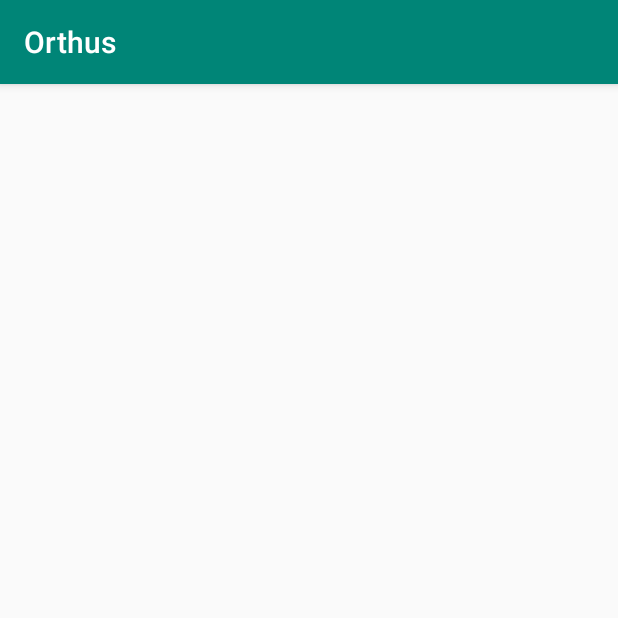
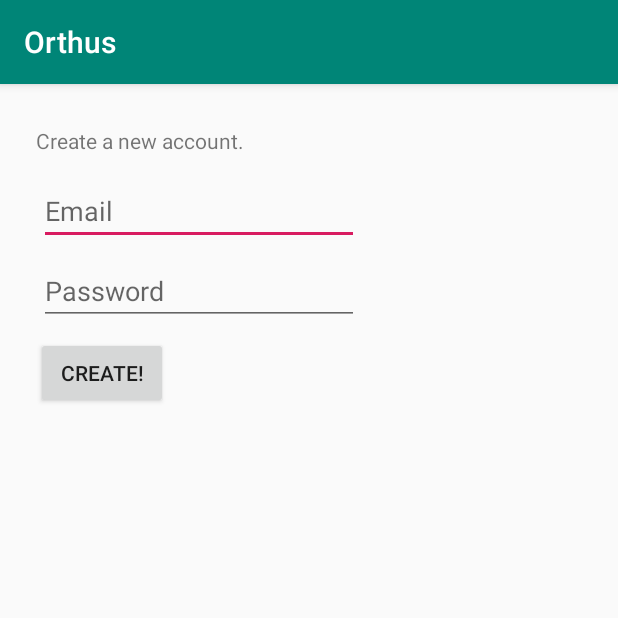
Before and after one commit to ChenChai/Orthus-Security-System, an Android app: the CreateAccountActivity screen opened directly, with no data from a screen before it, on a phone screen of 412 x 824 dp, the top half of it. Run offline under Robolectric (Android 15) with nearby library versions, the phone set to English and light mode, and no system bars.

Commit message:
Layout for CreateAccountActivity

```diff
--- a/OrthusApp/app/src/main/res/layout/activity_create_account.xml
+++ b/OrthusApp/app/src/main/res/layout/activity_create_account.xml
@@ -6,4 +6,63 @@
     android:layout_height="match_parent"
     tools:context=".CreateAccountActivity">
 
+    <TextView
+        android:id="@+id/createAccountTextView"
+        android:layout_width="wrap_content"
+        android:layout_height="wrap_content"
+        android:layout_marginStart="24dp"
+        android:layout_marginLeft="8dp"
+        android:layout_marginTop="28dp"
+        android:text="@string/create_account_greet"
+        app:layout_constraintStart_toStartOf="parent"
+        app:layout_constraintTop_toTopOf="parent" />
+
+    <EditText
+        android:id="@+id/createEmailEditText"
+        android:layout_width="wrap_content"
+        android:layout_height="wrap_content"
+        android:layout_marginStart="8dp"
+        android:layout_marginLeft="8dp"
+        android:layout_marginTop="8dp"
+        android:layout_marginEnd="8dp"
+        android:layout_marginRight="8dp"
+        android:layout_marginBottom="8dp"
+        android:ems="10"
+        android:hint="@string/email_hint"
+        android:inputType="textEmailAddress"
+        app:layout_constraintBottom_toBottomOf="parent"
+        app:layout_constraintEnd_toEndOf="parent"
+        app:layout_constraintHorizontal_bias="0.1"
+        app:layout_constraintVertical_bias="0.01"
+        app:layout_constraintStart_toStartOf="parent"
+        app:layout_constraintTop_toBottomOf="@+id/createAccountTextView" />
+
+    <EditText
+        android:id="@+id/createPasswordEditText"
+        android:layout_width="wrap_content"
+        android:layout_height="wrap_content"
+        android:layout_marginStart="8dp"
+        android:layout_marginLeft="8dp"
+        android:layout_marginTop="8dp"
+        android:layout_marginEnd="8dp"
+        android:layout_marginRight="8dp"
+        android:ems="10"
+        android:inputType="textPassword"
+        android:hint="@string/password_hint"
+        app:layout_constraintEnd_toEndOf="parent"
+        app:layout_constraintStart_toStartOf="parent"
+        app:layout_constraintTop_toBottomOf="@+id/createEmailEditText"
+        app:layout_constraintHorizontal_bias="0.1"/>
+
+    <Button
+        android:id="@+id/button"
+        android:layout_width="wrap_content"
+        android:layout_height="wrap_content"
+        android:layout_marginStart="24dp"
+        android:layout_marginLeft="8dp"
+        android:layout_marginTop="8dp"
+        android:text="@string/create_account_text"
+        app:layout_constraintStart_toStartOf="parent"
+        app:layout_constraintTop_toBottomOf="@+id/createPasswordEditText" />
+
 </android.support.constraint.ConstraintLayout>
--- a/OrthusApp/app/src/main/res/layout/activity_login.xml
+++ b/OrthusApp/app/src/main/res/layout/activity_login.xml
@@ -76,7 +76,7 @@
         android:layout_marginEnd="24dp"
         android:layout_marginRight="8dp"
         android:layout_marginBottom="10dp"
-        android:text="@string/create_account_button_text"
+        android:text="@string/new_user_text"
         android:onClick="launchCreateAccount"
         app:layout_constraintBottom_toBottomOf="parent"
         app:layout_constraintEnd_toEndOf="parent" />
--- a/OrthusApp/app/src/main/res/values/strings.xml
+++ b/OrthusApp/app/src/main/res/values/strings.xml
@@ -6,5 +6,8 @@
     <string name="email_hint">Email</string>
     <string name="password_hint">Password</string>
     <string name="login_button_text">Login</string>
-    <string name="create_account_button_text">New User?</string>
+    <string name="new_user_text">New User?</string>
+
+    <string name="create_account_greet">Create a new account.</string>
+    <string name="create_account_text">Create!</string>
 </resources>
```
